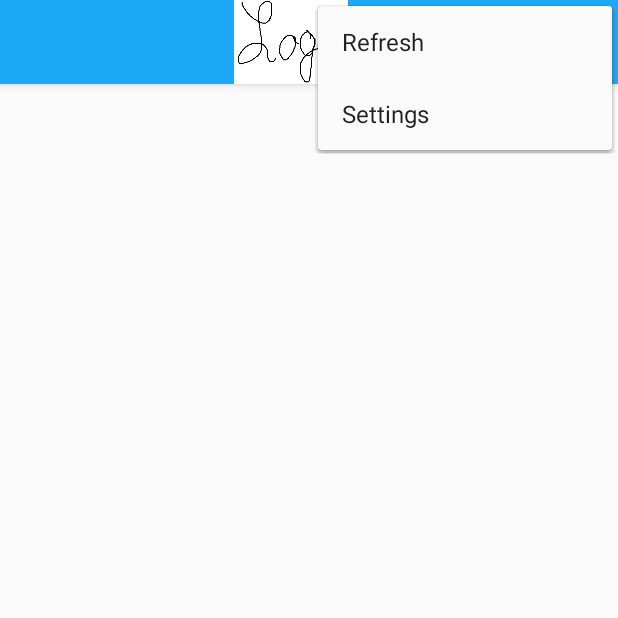
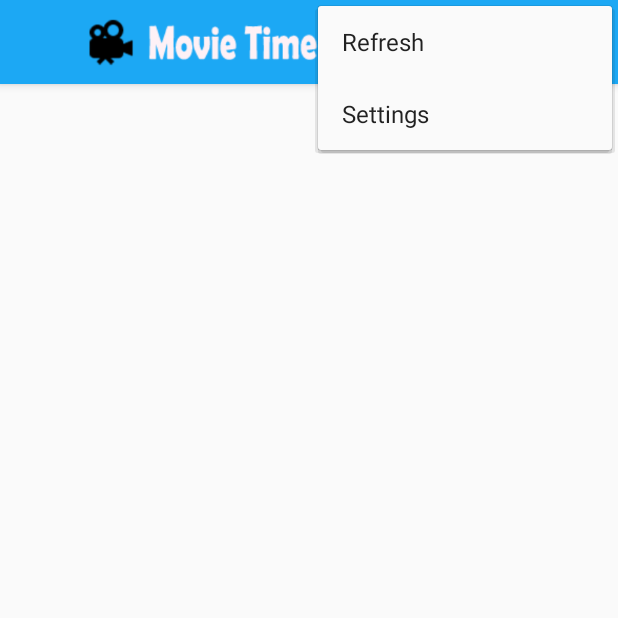
Before and after one commit to miroslavmaric/movie-time, an Android app: the screen it shows after launch (MainActivity), with the options menu open, on a phone screen of 412 x 824 dp, the top half of it. Run offline under Robolectric (Android 15) with nearby library versions, the phone set to English and light mode, and no system bars; our stand-ins replace Picasso; pictures from the network do not load.

Commit message:
Update the App Bar logo.

```diff
--- a/app/src/main/res/values/styles.xml
+++ b/app/src/main/res/values/styles.xml
@@ -8,13 +8,13 @@
 
     <!-- Main activity theme. -->
     <style name="MovieTimeTheme" parent="AppTheme">
-        <item name="actionBarStyle">@style/ActionBar.Solid.MovieTime.NoTitle</item>
+        <item name="actionBarStyle">@style/ActionBar.Solid.MovieTime</item>
     </style>
 
     <!-- Main activity action bar styles -->
-    <style name="ActionBar.Solid.MovieTime.NoTitle" parent="@style/Widget.AppCompat.Light.ActionBar.Solid.Inverse">
+    <style name="ActionBar.Solid.MovieTime" parent="@style/Widget.AppCompat.Light.ActionBar.Solid.Inverse">
         <item name="displayOptions">useLogo|showHome</item>
-        <item name="logo">@drawable/ic_logo</item>
+        <item name="logo">@drawable/movie_time_logo</item>
     </style>
 
     <!-- Settings activity theme. -->
```
Also changed, not shown: app/src/main/res/drawable/movie_time_logo.png (added), 1 other file.
